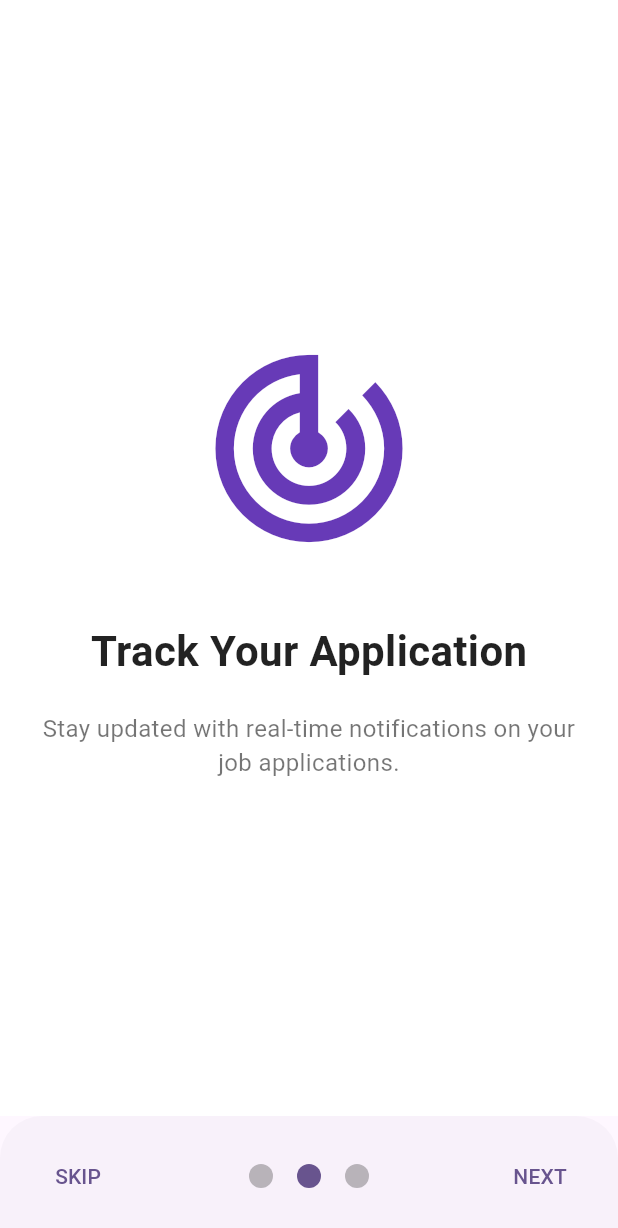
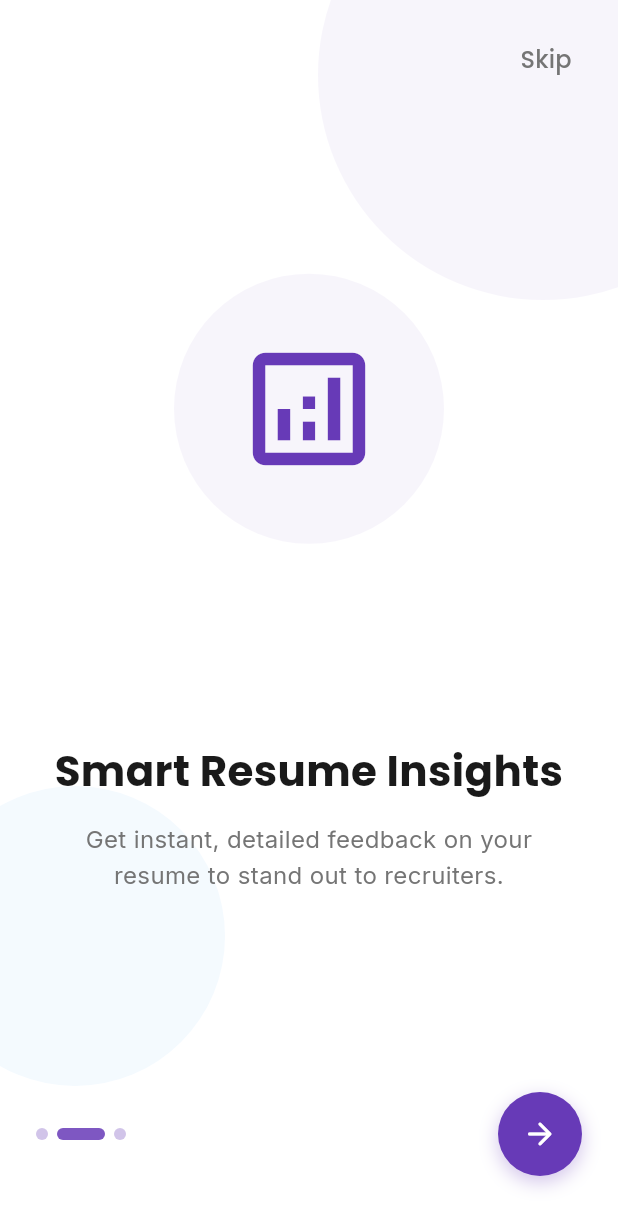
Before and after one commit to Biruktadele/Hustlers, a Flutter app: the screen it shows after launch, swiped to page 2, on a phone screen of 412 x 824 dp. Shown: the top 1228 px of the screen. Run offline on Flutter 3.47's test engine with Material 3 defaults, Android fonts, the phone set to English and light mode, and no system bars; drawn by our look-alikes of smooth_page_indicator; our stand-ins replace curved_navigation_bar, file_picker, fl_chart, flutter_riverpod, google_fonts, percent_indicator and 2 more; accounts and stored records are empty.

Commit message:
fete: implmentation of pages onboarding_page.dart

```diff
--- a/hustlers_mobile/lib/features/onboarding/presentation/pages/onboarding_page.dart
+++ b/hustlers_mobile/lib/features/onboarding/presentation/pages/onboarding_page.dart
@@ -1,5 +1,6 @@
 import 'package:flutter/material.dart';
 import 'package:flutter_riverpod/flutter_riverpod.dart';
+import 'package:google_fonts/google_fonts.dart';
 import 'package:smooth_page_indicator/smooth_page_indicator.dart';
 import '../../../dashboard/presentation/pages/dashboard_page.dart';
 import '../providers/onboarding_provider.dart';
@@ -17,28 +18,81 @@ class _OnboardingPageState extends ConsumerState<OnboardingPage> {
 
   final List<OnboardingSlide> slides = [
     OnboardingSlide(
-      title: "Welcome to Hustlers",
-      description: "Find your dream job and build your career with us.",
-      imagePath: "assets/images/log_hustler.jpg", // Ensure you add this file!
+      title: "Elevate Your Career",
+      description: "Hustlers uses advanced AI to analyze your resume and match you with your dream job.",
+      imagePath: "assets/images/log_husler.jpg",
       isLogo: true,
     ),
     OnboardingSlide(
-      title: "Track Your Application",
-      description: "Stay updated with real-time notifications on your job applications.",
-      icon: Icons.track_changes,
+      title: "Smart Resume Insights",
+      description: "Get instant, detailed feedback on your resume to stand out to recruiters.",
+      icon: Icons.analytics_outlined,
     ),
     OnboardingSlide(
-      title: "Get Hired",
-      description: "Connect with top recruiters and land your next opportunity.",
-      icon: Icons.work,
+      title: "Track Your Success",
+      description: "Organize applications and opportunities in one unified dashboard.",
+      icon: Icons.dashboard_customize_outlined,
     ),
   ];
 
   @override
   Widget build(BuildContext context) {
     return Scaffold(
-      body: Container(
-        padding: const EdgeInsets.only(bottom: 80),
+      backgroundColor: Colors.white,
+      body: Stack(
+        children: [
+          // Background decorative elements
+          Positioned(
+            top: -100,
+            right: -100,
+            child: Container(
+              width: 300,
+              height: 300,
+              decoration: BoxDecoration(
+                shape: BoxShape.circle,
+                color: Colors.deepPurple.withOpacity(0.05),
+              ),
+            ),
+          ),
+          Positioned(
+            bottom: 100,
+            left: -50,
+            child: Container(
+              width: 200,
+              height: 200,
+              decoration: BoxDecoration(
+                shape: BoxShape.circle,
+                color: Colors.blue.withOpacity(0.05),
+              ),
+            ),
+          ),
+
+          SafeArea(
+            child: Column(
+              children: [
+                // Skip button
+                Align(
+                  alignment: Alignment.centerRight,
+                  child: Padding(
+                    padding: const EdgeInsets.all(16.0),
+                    child: !isLastPage
+                        ? TextButton(
+                            onPressed: () => _pageController.jumpToPage(slides.length - 1),
+                            child: Text(
+                              'Skip',
+                              style: GoogleFonts.poppins(
+                                fontSize: 16,
+                                color: Colors.grey[600],
+                                fontWeight: FontWeight.w500,
+                              ),
+                            ),
+                          )
+                        : const SizedBox(height: 48),
+                  ),
+                ),
+
+                // Page Content
+                Expanded(
                   child: PageView.builder(
                     controller: _pageController,
                     onPageChanged: (index) {
@@ -47,21 +101,34 @@ class _OnboardingPageState extends ConsumerState<OnboardingPage> {
                     itemCount: slides.length,
                     itemBuilder: (context, index) {
                       return _buildSlide(slides[index]);
-            }),
-      ),
-      bottomSheet: isLastPage
-          ? Container(
-              height: 80,
-              width: double.infinity,
-              color: Theme.of(context).primaryColor,
-              child: TextButton(
-                style: TextButton.styleFrom(
-                  foregroundColor: Colors.white,
-                  shape: RoundedRectangleBorder(
-                    borderRadius: BorderRadius.circular(0),
+                    },
                   ),
                 ),
-                onPressed: () async {
+
+                // Bottom Indicator and Navigation
+                Container(
+                  padding: const EdgeInsets.fromLTRB(24, 0, 24, 40),
+                  child: Row(
+                    mainAxisAlignment: MainAxisAlignment.spaceBetween,
+                    children: [
+                      // Indicator
+                      SmoothPageIndicator(
+                        controller: _pageController,
+                        count: slides.length,
+                        effect: ExpandingDotsEffect(
+                          spacing: 6,
+                          dotWidth: 8,
+                          dotHeight: 8,
+                          dotColor: Colors.deepPurple.shade100,
+                          activeDotColor: Colors.deepPurple.shade400,
+                          expansionFactor: 4,
+                        ),
+                      ),
+
+                      // Next/Get Started Button
+                      InkWell(
+                        onTap: () async {
+                          if (isLastPage) {
                             await ref
                                 .read(onboardingControllerProvider.notifier)
                                 .completeOnboarding();
@@ -71,82 +138,136 @@ class _OnboardingPageState extends ConsumerState<OnboardingPage> {
                                 MaterialPageRoute(builder: (context) => const DashboardPage()),
                               );
                             }
+                          } else {
+                            _pageController.nextPage(
+                              duration: const Duration(milliseconds: 500),
+                              curve: Curves.easeInOut,
+                            );
+                          }
                         },
-                child: const Text('Get Started', style: TextStyle(fontSize: 18)),
+                        borderRadius: BorderRadius.circular(isLastPage ? 32 : 50),
+                        child: AnimatedContainer(
+                          duration: const Duration(milliseconds: 300),
+                          padding: EdgeInsets.symmetric(
+                            horizontal: isLastPage ? 32 : 16,
+                            vertical: 16
                           ),
-            )
-          : Container(
-              padding: const EdgeInsets.symmetric(horizontal: 20),
-              height: 80,
+                          decoration: BoxDecoration(
+                            color: Colors.deepPurple,
+                            borderRadius: BorderRadius.circular(isLastPage ? 32 : 50),
+                            boxShadow: [
+                              BoxShadow(
+                                color: Colors.deepPurple.withOpacity(0.3),
+                                blurRadius: 10,
+                                offset: const Offset(0, 4),
+                              ),
+                            ],
+                          ),
                           child: Row(
-                mainAxisAlignment: MainAxisAlignment.spaceBetween,
+                            mainAxisSize: MainAxisSize.min,
                             children: [
-                  TextButton(
-                    onPressed: () => _pageController.jumpToPage(slides.length - 1),
-                    child: const Text('SKIP'),
+                              if (isLastPage)
+                                Text(
+                                  'Get Started',
+                                  style: GoogleFonts.poppins(
+                                    fontSize: 16,
+                                    fontWeight: FontWeight.w600,
+                                    color: Colors.white,
                                   ),
-                  Center(
-                    child: SmoothPageIndicator(
-                      controller: _pageController,
-                      count: slides.length,
-                      effect: WormEffect(
-                        spacing: 16,
-                        dotColor: Colors.black26,
-                        activeDotColor: Theme.of(context).primaryColor,
                                 ),
-                      onDotClicked: (index) => _pageController.animateToPage(
-                        index,
-                        duration: const Duration(milliseconds: 500),
-                        curve: Curves.easeIn,
+                              if (isLastPage) const SizedBox(width: 12),
+                              const Icon(Icons.arrow_forward_rounded, color: Colors.white),
+                            ],
                           ),
                         ),
                       ),
-                  TextButton(
-                    onPressed: () => _pageController.nextPage(
-                      duration: const Duration(milliseconds: 500),
-                      curve: Curves.easeInOut,
+                    ],
                   ),
-                    child: const Text('NEXT'),
                 ),
               ],
             ),
+          ),
+        ],
       ),
     );
   }
 
   Widget _buildSlide(OnboardingSlide slide) {
-    return Container(
-      padding: const EdgeInsets.symmetric(horizontal: 20),
-      color: Colors.white,
+    return Padding(
+      padding: const EdgeInsets.symmetric(horizontal: 32),
       child: Column(
         mainAxisAlignment: MainAxisAlignment.center,
         children: [
-          if (slide.isLogo)
-            // Display Image if logo, otherwise Icon
-            Image.asset(
+          Expanded(
+            flex: 5,
+            child: Container(
+              alignment: Alignment.center,
+              child: slide.isLogo
+                  ? Container(
+                      padding: const EdgeInsets.all(30),
+                      decoration: BoxDecoration(
+                        color: Colors.white,
+                        shape: BoxShape.circle,
+                        boxShadow: [
+                          BoxShadow(
+                            color: Colors.deepPurple.withOpacity(0.1),
+                            blurRadius: 40,
+                            offset: const Offset(0, 20),
+                            spreadRadius: 10,
+                          ),
+                        ],
+                      ),
+                      child: ClipOval(
+                        child: Image.asset(
                           slide.imagePath!,
                           height: 200,
+                          width: 200,
+                          fit: BoxFit.cover,
                           errorBuilder: (context, error, stackTrace) =>
-                   const Icon(Icons.business_center, size: 150, color: Colors.deepPurple),
+                              const Icon(Icons.rocket_launch, size: 100, color: Colors.deepPurple),
+                        ),
+                      ),
                     )
-          else
-            Icon(slide.icon, size: 150, color: Colors.deepPurple),
-          const SizedBox(height: 40),
+                  : Container(
+                      padding: const EdgeInsets.all(40),
+                      decoration: BoxDecoration(
+                        color: Colors.deepPurple.withOpacity(0.05),
+                        shape: BoxShape.circle,
+                      ),
+                      child: Icon(
+                        slide.icon,
+                        size: 100,
+                        color: Colors.deepPurple,
+                      ),
+                    ),
+            ),
+          ),
+          const SizedBox(height: 32),
+          Expanded(
+            flex: 3,
+            child: Column(
+              children: [
                 Text(
                   slide.title,
-            style: const TextStyle(
+                  textAlign: TextAlign.center,
+                  style: GoogleFonts.poppins(
                     fontSize: 28,
                     fontWeight: FontWeight.bold,
-              color: Colors.black87,
+                    color: const Color(0xFF1A1A1A),
+                    height: 1.2,
                   ),
                 ),
-          const SizedBox(height: 20),
+                const SizedBox(height: 16),
                 Text(
                   slide.description,
                   textAlign: TextAlign.center,
-            style: const TextStyle(
+                  style: GoogleFonts.inter(
                     fontSize: 16,
-              color: Colors.black54,
+                    color: Colors.grey[600],
+                    height: 1.5,
+                  ),
+                ),
+              ],
             ),
           ),
         ],
```
Lines whose indentation alone changed are shown as unchanged.
